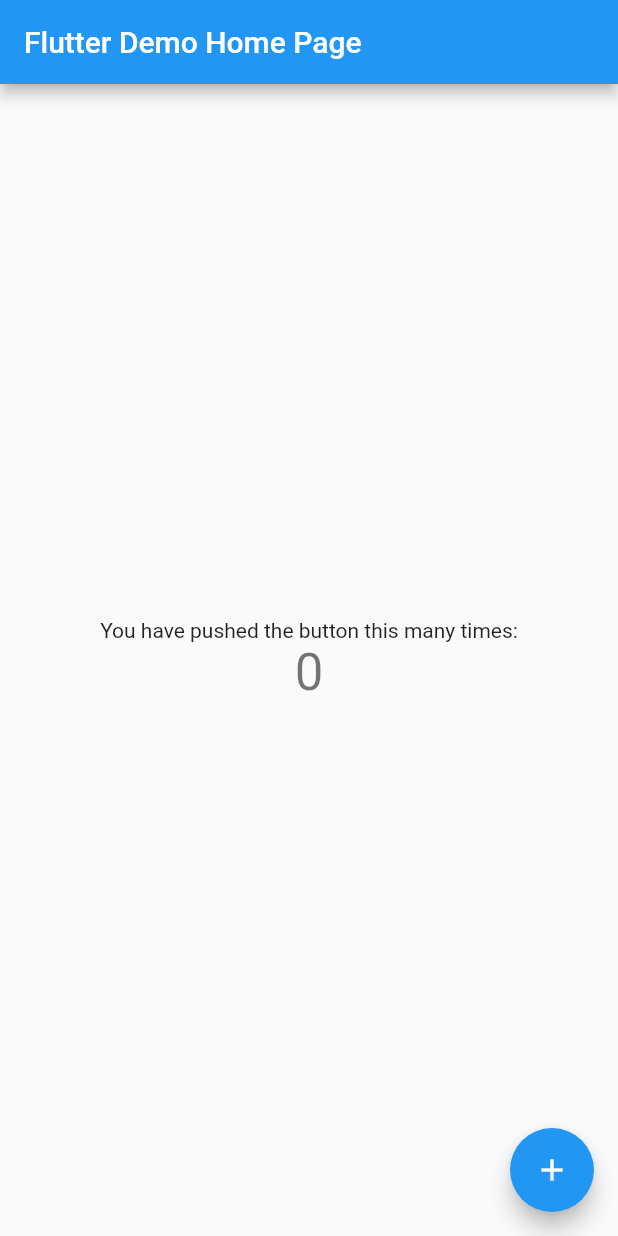
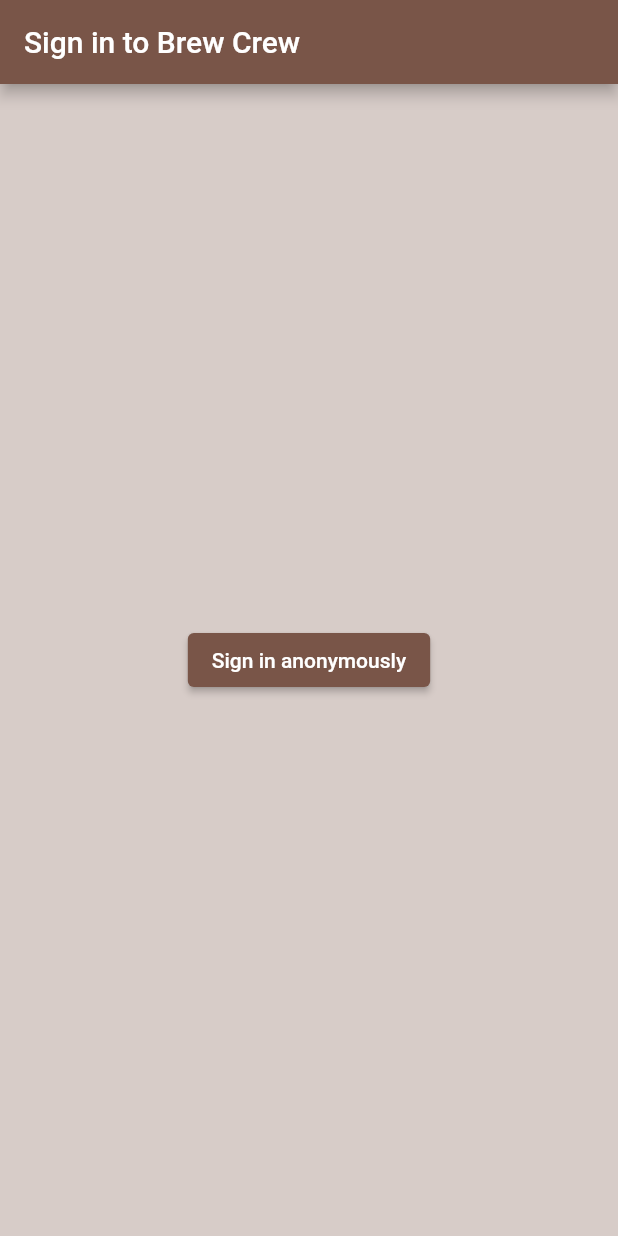
Before and after one commit to LynxDev9/firebase, a Flutter app: the screen it shows after launch, on a phone screen of 412 x 824 dp. Run offline on Flutter 3.47's test engine with Material 2 defaults, Android fonts, the phone set to English and light mode, and no system bars; our stand-ins replace firebase_auth, firebase_core; accounts and stored records are empty.

Commit message:
lesson -7

```diff
--- /dev/null
+++ b/lib/constant.dart
@@ -0,0 +1 @@
+//Constante
--- a/lib/main.dart
+++ b/lib/main.dart
@@ -1,6 +1,13 @@
+import 'package:brew_crew/screens/wrapper.dart';
 import 'package:flutter/material.dart';
+import 'package:firebase_core/firebase_core.dart';
+import 'firebase_options.dart';
 
-void main() {
+void main() async {
+  WidgetsFlutterBinding.ensureInitialized();
+  await Firebase.initializeApp(
+    options: DefaultFirebaseOptions.currentPlatform,
+  );
   runApp(const MyApp());
 }
 
@@ -13,103 +20,10 @@ class MyApp extends StatelessWidget {
     return MaterialApp(
       title: 'Flutter Demo',
       theme: ThemeData(
-        // This is the theme of your application.
-        //
-        // Try running your application with "flutter run". You'll see the
-        // application has a blue toolbar. Then, without quitting the app, try
-        // changing the primarySwatch below to Colors.green and then invoke
-        // "hot reload" (press "r" in the console where you ran "flutter run",
-        // or simply save your changes to "hot reload" in a Flutter IDE).
-        // Notice that the counter didn't reset back to zero; the application
-        // is not restarted.
-        primarySwatch: Colors.blue,
+        primarySwatch: Colors.brown,
+        scaffoldBackgroundColor: Colors.brown[100]
       ),
-      home: const MyHomePage(title: 'Flutter Demo Home Page'),
-    );
+      home: Wrapper(),
+    ) ;
   }
 }
-
-class MyHomePage extends StatefulWidget {
-  const MyHomePage({super.key, required this.title});
-
-  // This widget is the home page of your application. It is stateful, meaning
-  // that it has a State object (defined below) that contains fields that affect
-  // how it looks.
-
-  // This class is the configuration for the state. It holds the values (in this
-  // case the title) provided by the parent (in this case the App widget) and
-  // used by the build method of the State. Fields in a Widget subclass are
-  // always marked "final".
-
-  final String title;
-
-  @override
-  State<MyHomePage> createState() => _MyHomePageState();
-}
-
-class _MyHomePageState extends State<MyHomePage> {
-  int _counter = 0;
-
-  void _incrementCounter() {
-    setState(() {
-      // This call to setState tells the Flutter framework that something has
-      // changed in this State, which causes it to rerun the build method below
-      // so that the display can reflect the updated values. If we changed
-      // _counter without calling setState(), then the build method would not be
-      // called again, and so nothing would appear to happen.
-      _counter++;
-    });
-  }
-
-  @override
-  Widget build(BuildContext context) {
-    // This method is rerun every time setState is called, for instance as done
-    // by the _incrementCounter method above.
-    //
-    // The Flutter framework has been optimized to make rerunning build methods
-    // fast, so that you can just rebuild anything that needs updating rather
-    // than having to individually change instances of widgets.
-    return Scaffold(
-      appBar: AppBar(
-        // Here we take the value from the MyHomePage object that was created by
-        // the App.build method, and use it to set our appbar title.
-        title: Text(widget.title),
-      ),
-      body: Center(
-        // Center is a layout widget. It takes a single child and positions it
-        // in the middle of the parent.
-        child: Column(
-          // Column is also a layout widget. It takes a list of children and
-          // arranges them vertically. By default, it sizes itself to fit its
-          // children horizontally, and tries to be as tall as its parent.
-          //
-          // Invoke "debug painting" (press "p" in the console, choose the
-          // "Toggle Debug Paint" action from the Flutter Inspector in Android
-          // Studio, or the "Toggle Debug Paint" command in Visual Studio Code)
-          // to see the wireframe for each widget.
-          //
-          // Column has various properties to control how it sizes itself and
-          // how it positions its children. Here we use mainAxisAlignment to
-          // center the children vertically; the main axis here is the vertical
-          // axis because Columns are vertical (the cross axis would be
-          // horizontal).
-          mainAxisAlignment: MainAxisAlignment.center,
-          children: <Widget>[
-            const Text(
-              'You have pushed the button this many times:',
-            ),
-            Text(
-              '$_counter',
-              style: Theme.of(context).textTheme.headline4,
-            ),
-          ],
-        ),
-      ),
-      floatingActionButton: FloatingActionButton(
-        onPressed: _incrementCounter,
-        tooltip: 'Increment',
-        child: const Icon(Icons.add),
-      ), // This trailing comma makes auto-formatting nicer for build methods.
-    );
-  }
-}
--- /dev/null
+++ b/lib/models/user.dart
@@ -0,0 +1,4 @@
+class User {
+  final uid;
+  User({this.uid});
+}
--- /dev/null
+++ b/lib/screens/authenticate/authenticate.dart
@@ -0,0 +1,20 @@
+import 'package:brew_crew/screens/authenticate/sign_in.dart';
+import 'package:flutter/material.dart';
+
+import 'package:flutter/material.dart';
+
+class Authenticate extends StatefulWidget {
+  const Authenticate({super.key});
+
+  @override
+  State<Authenticate> createState() => _AuthenticateState();
+}
+
+class _AuthenticateState extends State<Authenticate> {
+  @override
+  Widget build(BuildContext context) {
+    return const Center(
+      child: SignIn(),
+    );
+  }
+}
--- /dev/null
+++ b/lib/screens/authenticate/sign_in.dart
@@ -0,0 +1,41 @@
+import 'package:brew_crew/services/auth.dart';
+import 'package:flutter/foundation.dart';
+import 'package:flutter/material.dart';
+
+class SignIn extends StatefulWidget {
+  const SignIn({super.key});
+
+  @override
+  State<SignIn> createState() => _SignInState();
+}
+
+class _SignInState extends State<SignIn> {
+  final AuthService _authService = AuthService();
+  @override
+  Widget build(BuildContext context) {
+    return Scaffold(
+      appBar: AppBar(
+        title: const Text('Sign in to Brew Crew'),
+      ),
+      body: Container(
+        padding: const EdgeInsets.symmetric(vertical: 20, horizontal: 50),
+        child: Center(
+          child: ElevatedButton(
+              onPressed: () async {
+                dynamic res = await _authService.signAnonym();
+                if (res == null) {
+                  if (kDebugMode) {
+                    print('Sign in Failed');
+                  }
+                } else {
+                  if (kDebugMode) {
+                    print('Sign in  $res');
+                  }
+                }
+              },
+              child: const Text('Sign in anonymously')),
+        ),
+      ),
+    );
+  }
+}
--- /dev/null
+++ b/lib/screens/wrapper.dart
@@ -0,0 +1,14 @@
+import 'package:brew_crew/screens/authenticate/authenticate.dart';
+import 'package:brew_crew/screens/home/home.dart';
+import 'package:flutter/material.dart';
+
+class Wrapper extends StatelessWidget {
+  const Wrapper({super.key});
+
+  @override
+  Widget build(BuildContext context) {
+    //return Home or Authticate
+    return Authenticate();
+
+  }
+}
--- a/pubspec.yaml
+++ b/pubspec.yaml
@@ -37,6 +37,8 @@ dependencies:
   # Use with the CupertinoIcons class for iOS style icons.
   cupertino_icons: ^1.0.2
   firebase_core: ^2.1.0
+  firebase_auth: ^4.0.2
+  cloud_firestore: ^4.0.2
 
 dev_dependencies:
   flutter_test:
```
Also changed, not shown: lib/screens/home/home.dart (added, +10 -0 lines), lib/services/auth.dart (added, +42 -0 lines), pubspec.lock, 2 other files.
